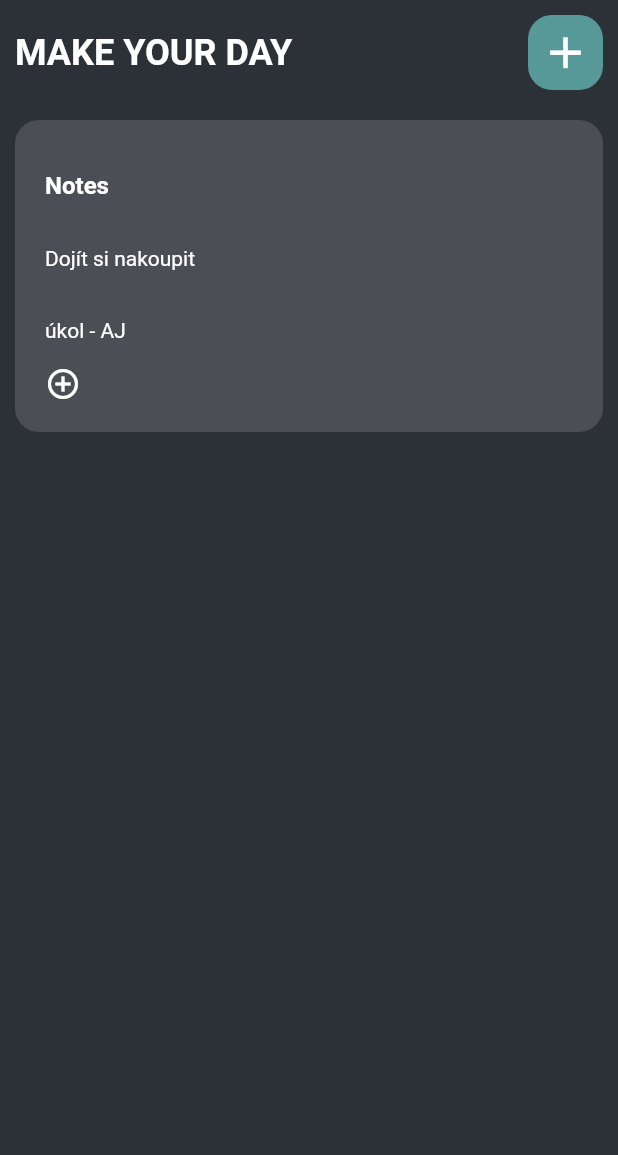
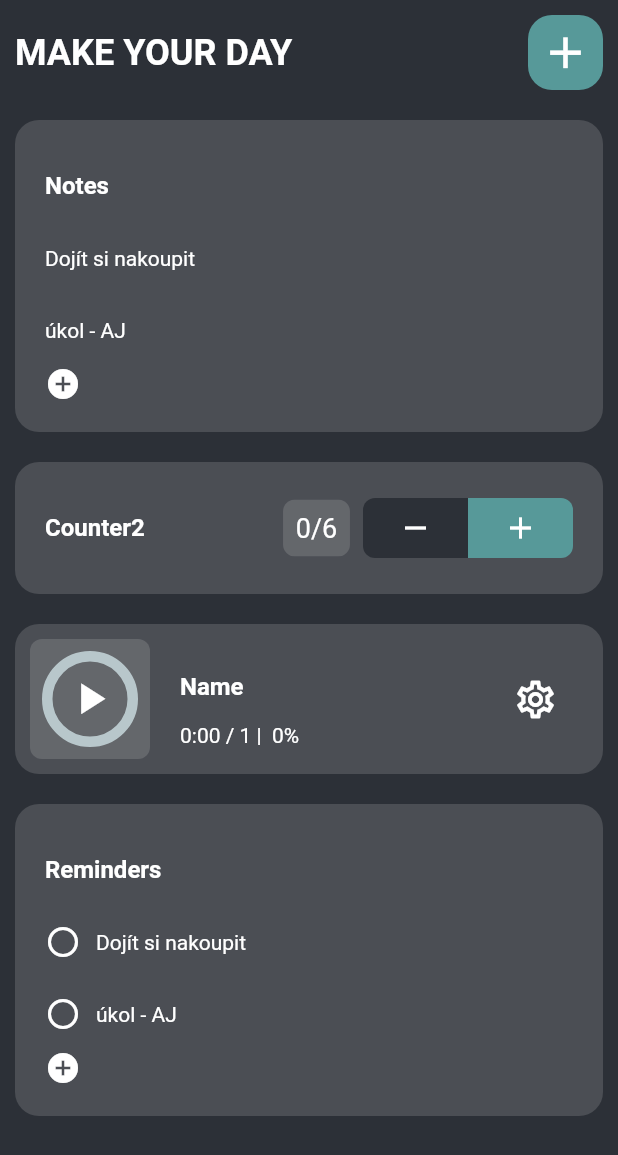
Before and after one commit to kubahomola/myd_mobile_flutter-app, a Flutter app: the screen it shows after launch, on a phone screen of 412 x 824 dp. Shown: the top 1155 px of the screen. Run offline on Flutter 3.47's test engine with Material 2 defaults, Android fonts, the phone set to English and light mode, and no system bars; drawn by our look-alikes of percent_indicator.

Commit message:
funkcni habittracker, + reminders

```diff
--- a/lib/home_page.dart
+++ b/lib/home_page.dart
@@ -2,8 +2,10 @@ import 'package:flutter/material.dart';
 import 'package:myd/utilities/widgets/count_tracker_widget.dart';
 import 'package:myd/utilities/widgets/counter_widget.dart';
 import 'package:myd/utilities/widgets/custom_app_bar.dart';
-import 'package:myd/utilities/widgets/habit_tracker_widget.dart';
-import 'package:myd/utilities/widgets/notes_widget.dart';
+import 'package:myd/utilities/widgets/habit_tracker/habit_tracker_widget.dart';
+import 'package:myd/utilities/widgets/notes_widget/notes_widget.dart';
+
+import 'utilities/widgets/reminders_widget.dart/reminders_widget.dart';
 
 class HomePage extends StatefulWidget {
   const HomePage({Key? key}) : super(key: key);
@@ -18,22 +20,21 @@ class _HomePageState extends State<HomePage> {
     return Scaffold(
       body: SafeArea(
         child: Center(
-          child: Column(
-            mainAxisAlignment: MainAxisAlignment.start,
-            children: [
+          child: Column(mainAxisAlignment: MainAxisAlignment.start, children: [
             const CustomAppBar(),
             Expanded(
               child: ListView(
+                shrinkWrap: true,
                 children: const [
                   NotesWidget(),
-                    // CounterWidget(),
-                    // CountTrackerWidget(),
-                    // HabitTrackerWidget(),
+                  //CounterWidget(),
+                  CountTrackerWidget(),
+                  HabitTrackerWidget(),
+                  RemindersWidget(),
                 ],
               ),
             )
-            ],
-          ),
+          ]),
         ),
       ),
     );
--- a/lib/utilities/widgets/edit_title_text_field.dart
+++ b/lib/utilities/widgets/edit_title_text_field.dart
@@ -13,17 +13,20 @@ class EditTitleTextField extends StatelessWidget {
 
   @override
   Widget build(BuildContext context) {
-    return TextField(
-      style: const TextStyle(fontWeight: FontWeight.bold, color: Colors.white),
+    return SizedBox(
+      width: 150,
+      child: TextField(
+        style:
+            const TextStyle(fontWeight: FontWeight.bold, color: Colors.white),
         decoration: const InputDecoration(
           border: InputBorder.none,
         ),
         autocorrect: false,
         onSubmitted: (value) {
           initialText = value;
-        print(initialText);
         },
         controller: _textEditingController..text = initialText,
+      ),
     );
   }
 }
--- /dev/null
+++ b/lib/utilities/widgets/habit_tracker/habit_tracker_functions.dart
@@ -0,0 +1,112 @@
+import 'package:flutter/material.dart';
+import 'package:myd/utilities/widgets/edit_title_text_field.dart';
+import 'package:percent_indicator/circular_percent_indicator.dart';
+
+class HabitTracker extends StatelessWidget {
+  final bool isHabitRunning;
+  final VoidCallback onTap;
+  final VoidCallback settingsTapped;
+  final int timeSpent;
+  final int timeGoal;
+  final String habitName;
+
+  const HabitTracker({
+    Key? key,
+    required this.isHabitRunning,
+    required this.onTap,
+    required this.settingsTapped,
+    required this.timeSpent,
+    required this.timeGoal,
+    required this.habitName,
+  }) : super(key: key);
+
+//convert seconds to min:sec
+  String formatToMinSec(int totalseconds) {
+    String sec = (totalseconds % 60).toString();
+    String min = (totalseconds / 60).toStringAsFixed(5);
+
+    //if secs is 1 digit number
+    if (sec.length == 1) {
+      sec = ('0$sec');
+    }
+
+    //if mins is 1 digit number
+    if (min[1] == '.') {
+      min = min.substring(0, 1);
+    }
+    return ('$min:$sec');
+  }
+
+  //completed in percents
+  double percentCompleted() {
+    return ((timeSpent / (timeGoal * 60)));
+  }
+
+  @override
+  Widget build(BuildContext context) {
+    return Wrap(children: [
+      Padding(
+        padding: const EdgeInsets.all(10.0),
+        child: Container(
+          decoration: BoxDecoration(
+              color: Theme.of(context).colorScheme.primaryContainer,
+              borderRadius: BorderRadius.circular(16)),
+          child: Row(
+            mainAxisAlignment: MainAxisAlignment.spaceBetween,
+            children: [
+              Row(
+                children: [
+                  Padding(
+                    padding: const EdgeInsets.only(
+                        left: 10.0, top: 10, bottom: 10, right: 20),
+                    child: ClipRRect(
+                      borderRadius: BorderRadius.circular(8),
+                      child: GestureDetector(
+                        onTap: onTap,
+                        child: Container(
+                          height: 80,
+                          width: 80,
+                          color: Theme.of(context).colorScheme.primary,
+                          child: CircularPercentIndicator(
+                            radius: 32,
+                            lineWidth: 7,
+                            percent: percentCompleted(),
+                            progressColor:
+                                Theme.of(context).colorScheme.tertiary,
+                            center: (isHabitRunning)
+                                ? const Icon(Icons.pause, size: 35)
+                                : const Icon(Icons.play_arrow, size: 35),
+                          ),
+                        ),
+                      ),
+                    ),
+                  ),
+                  Column(
+                    crossAxisAlignment: CrossAxisAlignment.start,
+                    children: [
+                      EditTitleTextField(
+                        initialText: habitName,
+                      ),
+                      Text(
+                        '${formatToMinSec(timeSpent)} / $timeGoal |  ${(percentCompleted() * 100).toStringAsFixed(0)}%',
+                      )
+                    ],
+                  ),
+                ],
+              ),
+              const Padding(
+                padding: EdgeInsets.all(
+                  30.0,
+                ),
+                child: Icon(
+                  Icons.settings_outlined,
+                  size: 30,
+                ),
+              ),
+            ],
+          ),
+        ),
+      ),
+    ]);
+  }
+}
--- /dev/null
+++ b/lib/utilities/widgets/habit_tracker/habit_tracker_widget.dart
@@ -0,0 +1,69 @@
+import 'dart:async';
+
+import 'package:flutter/material.dart';
+import 'package:myd/utilities/widgets/habit_tracker/habit_tracker_functions.dart';
+
+class HabitTrackerWidget extends StatefulWidget {
+  const HabitTrackerWidget({Key? key}) : super(key: key);
+
+  @override
+  State<HabitTrackerWidget> createState() => _HabitTrackerWidgetState();
+}
+
+class _HabitTrackerWidgetState extends State<HabitTrackerWidget> {
+  List habitList = [false, "Name", 1, 0];
+
+  void habitStarted() {
+    //note what start time is
+    var startTime = DateTime.now();
+
+    //include elapsed time
+    int elapsedTime = habitList[3];
+
+    //habit started and stopped
+    setState(() {
+      habitList[0] = !habitList[0];
+    });
+
+    if (habitList[0]) {
+      //counting time
+      Timer.periodic(
+        const Duration(seconds: (1)),
+        ((timer) {
+          setState(() {
+            //chceck stop time
+            if (!habitList[0]) {
+              timer.cancel();
+            }
+            //calculate elapsed time
+            var currentTime = DateTime.now();
+            habitList[3] = elapsedTime +
+                currentTime.second -
+                startTime.second +
+                60 * (currentTime.minute - startTime.minute) +
+                3600 * (currentTime.hour - startTime.hour);
+          });
+
+          //check if its completed
+          if (elapsedTime == habitList[2]) {
+            timer.cancel();
+          }
+        }),
+      );
+    }
+  }
+
+  @override
+  Widget build(BuildContext context) {
+    return HabitTracker(
+      isHabitRunning: habitList[0],
+      habitName: habitList[1],
+      timeGoal: habitList[2],
+      timeSpent: habitList[3],
+      onTap: () {
+        habitStarted();
+      },
+      settingsTapped: () {},
+    );
+  }
+}
--- /dev/null
+++ b/lib/utilities/widgets/notes_widget/notes_widget.dart
@@ -0,0 +1,35 @@
+import 'package:flutter/material.dart';
+import 'package:myd/utilities/widgets/notes_widget/notes_edit_title_field.dart';
+
+class NotesWidget extends StatefulWidget {
+  const NotesWidget({Key? key}) : super(key: key);
+
+  @override
+  State<NotesWidget> createState() => _NotesWidgetState();
+}
+
+class _NotesWidgetState extends State<NotesWidget> {
+  @override
+  Widget build(BuildContext context) {
+    return Padding(
+      padding: const EdgeInsets.all(10.0),
+      child: ClipRRect(
+        borderRadius: BorderRadius.circular(16),
+        child: Container(
+          color: Theme.of(context).colorScheme.primary,
+          child: Padding(
+            padding: const EdgeInsets.all(20.0),
+            child: Column(
+              crossAxisAlignment: CrossAxisAlignment.start,
+              children: const [
+                NotesEditTitleTextField(
+                  initialText: "Notes",
+                ),
+              ],
+            ),
+          ),
+        ),
+      ),
+    );
+  }
+}
--- /dev/null
+++ b/lib/utilities/widgets/reminders_widget.dart/reminders_edit_title_field.dart
@@ -0,0 +1,140 @@
+import 'package:flutter/material.dart';
+import 'package:myd/utilities/widgets/edit_title_text_field.dart';
+
+class RemindersEditTitleTextField extends StatefulWidget {
+  final String initialText;
+
+  const RemindersEditTitleTextField({
+    Key? key,
+    required this.initialText,
+  }) : super(key: key);
+
+  @override
+  State<RemindersEditTitleTextField> createState() =>
+      _RemindersEditTitleTextFieldState();
+}
+
+class _RemindersEditTitleTextFieldState
+    extends State<RemindersEditTitleTextField> {
+  //variables
+  List remindersList = ["Dojít si nakoupit", "úkol - AJ"];
+  bool _isEditing = true;
+  final bool _isDone = false;
+
+  @override
+  Widget build(BuildContext context) {
+    if (_isEditing) {
+      return Column(
+        crossAxisAlignment: CrossAxisAlignment.start,
+        children: [
+          EditTitleTextField(initialText: "Reminders"),
+          ListView.builder(
+              shrinkWrap: true,
+              itemCount: remindersList.length,
+              itemBuilder: ((context, index) {
+                return Row(
+                  children: [
+                    Padding(
+                      padding: const EdgeInsets.only(right: 10),
+                      child: GestureDetector(
+                          onTap: (() {
+                            setState(() {
+                              (!_isDone);
+                            });
+                          }),
+                          child: (_isDone)
+                              ? const Icon(Icons.circle)
+                              : const Icon(Icons.circle_outlined)),
+                    ),
+                    Expanded(
+                      child: TextFormField(
+                        style: const TextStyle(fontSize: 14),
+                        decoration: const InputDecoration(
+                          border: InputBorder.none,
+                        ),
+                        autocorrect: false,
+                        onChanged: (value) {
+                          setState(() {
+                            if (value == "") {
+                              setState(() {
+                                remindersList.removeAt(index);
+                              });
+                            }
+                          });
+                        },
+                        onFieldSubmitted: (value) {
+                          remindersList[index] = value;
+                          setState(() {
+                            if (value == "") {
+                              setState(() {
+                                remindersList.removeAt(index);
+                              });
+                            }
+                            _isEditing = false;
+                          });
+                        },
+                        initialValue: remindersList[index],
+                      ),
+                    ),
+                  ],
+                );
+              })),
+          GestureDetector(
+              onTap: () {
+                setState(() {
+                  remindersList.add("");
+                  _isEditing = true;
+                });
+              },
+              child: const Icon(
+                Icons.add_circle_outlined,
+              ))
+        ],
+      );
+    } else {
+      return Column(
+        crossAxisAlignment: CrossAxisAlignment.start,
+        children: [
+          EditTitleTextField(initialText: "Reminders"),
+          ListView.builder(
+            shrinkWrap: true,
+            itemCount: remindersList.length,
+            itemBuilder: ((context, index) {
+              return Row(
+                children: [
+                  Padding(
+                    padding: const EdgeInsets.only(right: 10),
+                    child: GestureDetector(
+                      onTap: (() {
+                        setState(() {
+                          (!_isDone);
+                        });
+                      }),
+                      child: (_isDone)
+                          ? const Icon(Icons.circle)
+                          : const Icon(Icons.circle_outlined),
+                    ),
+                  ),
+                  Expanded(
+                    child: TextFormField(
+                      onTap: () {
+                        setState(() {
+                          _isEditing = true;
+                        });
+                      },
+                      style: const TextStyle(fontSize: 14),
+                      decoration: const InputDecoration(
+                        border: InputBorder.none,
+                      ),
+                      initialValue: remindersList[index],
+                    ),
+                  ),
+                ],
+              );
+            }),
+          )
+        ],
+      );
+    }
+  }
+}
--- a/lib/utilities/widgets/notes_widget.dart
+++ b/lib/utilities/widgets/reminders_widget.dart/reminders_widget.dart
@@ -1,15 +1,14 @@
 import 'package:flutter/material.dart';
-import 'package:myd/utilities/widgets/notes_edit_title_field.dart';
-import 'edit_title_text_field.dart';
+import 'package:myd/utilities/widgets/reminders_widget.dart/reminders_edit_title_field.dart';
 
-class NotesWidget extends StatefulWidget {
-  const NotesWidget({Key? key}) : super(key: key);
+class RemindersWidget extends StatefulWidget {
+  const RemindersWidget({Key? key}) : super(key: key);
 
   @override
-  State<NotesWidget> createState() => _NotesWidgetState();
+  State<RemindersWidget> createState() => _RemindersWidgetState();
 }
 
-class _NotesWidgetState extends State<NotesWidget> {
+class _RemindersWidgetState extends State<RemindersWidget> {
   @override
   Widget build(BuildContext context) {
     return Padding(
@@ -23,8 +22,8 @@ class _NotesWidgetState extends State<NotesWidget> {
             child: Column(
               crossAxisAlignment: CrossAxisAlignment.start,
               children: const [
-                NotesEditTitleTextField(
-                  initialText: "Notes",
+                RemindersEditTitleTextField(
+                  initialText: "Reminders",
                 ),
               ],
             ),
```
Also changed, not shown: lib/utilities/widgets/habit_tracker_widget.dart (deleted, +0 -63 lines), lib/utilities/widgets/notes_widget/notes_edit_title_field.dart (renamed from lib/utilities/widgets/notes_edit_title_field.dart, +14 -4 lines). Lines whose indentation alone changed are shown as unchanged.
